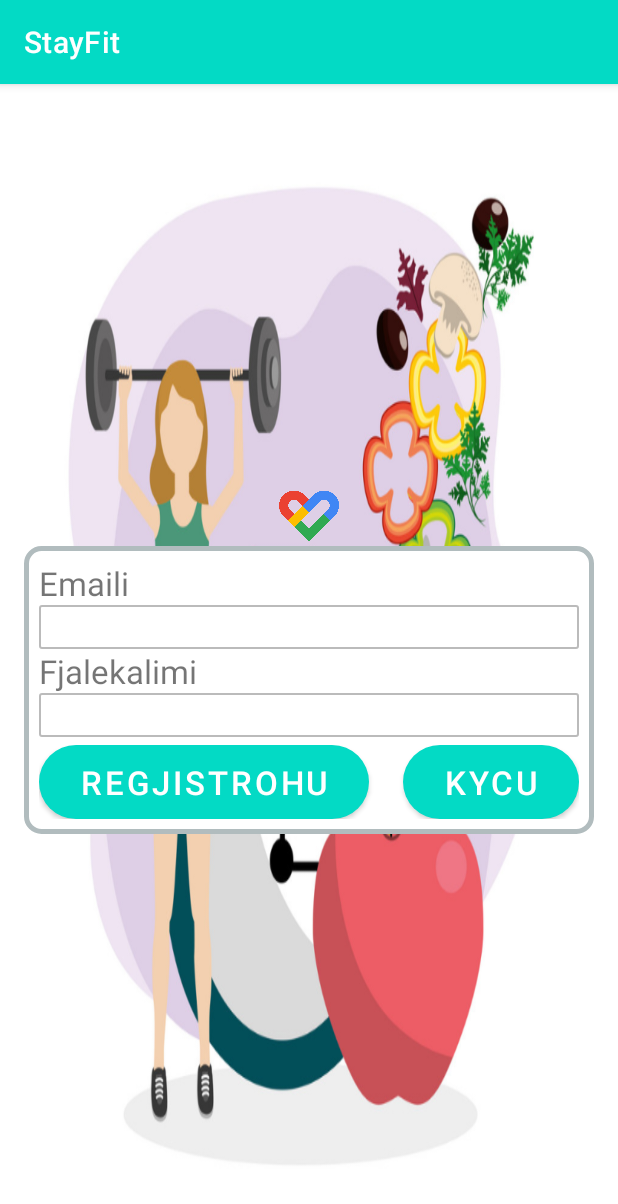
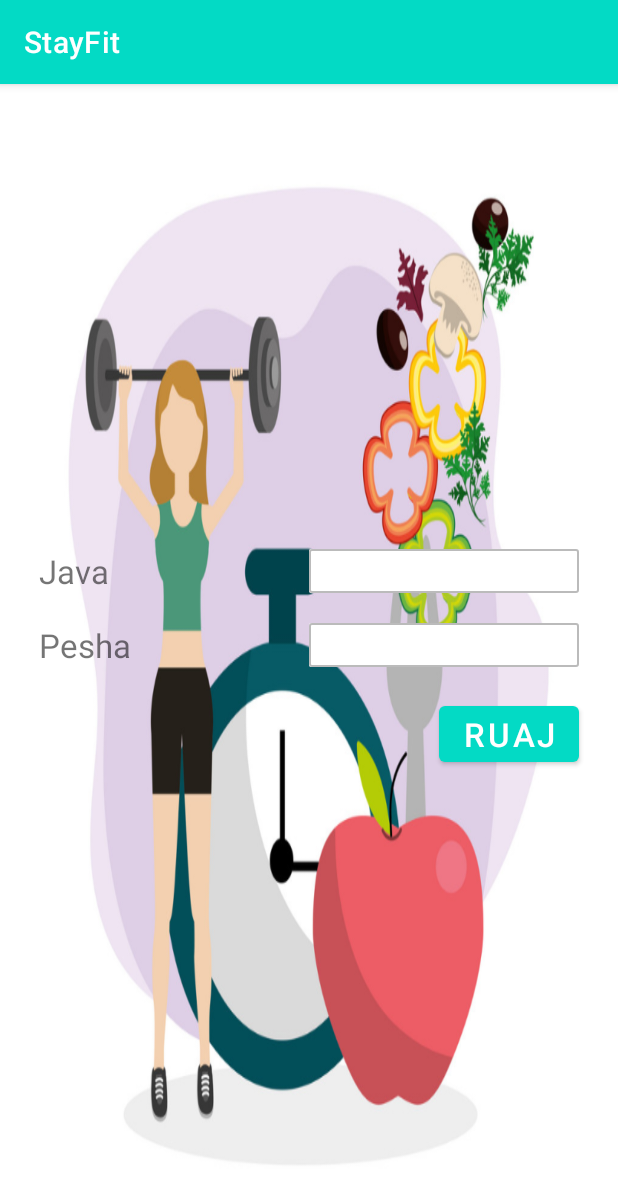
Before and after one commit to A-tafaj/stay-fit, an Android app: the screen it shows after launch (LoginActivity before the commit, UserActivity after it), on a phone screen of 412 x 824 dp. Shown: the top 1204 px of the screen. Run offline under Robolectric (Android 15) with nearby library versions, the phone set to English and light mode, and no system bars.

Commit message:
New activity with Button animations

```diff
--- a/app/build.gradle
+++ b/app/build.gradle
@@ -1,5 +1,6 @@
 plugins {
     id 'com.android.application'
+    id 'com.google.gms.google-services'
 }
 
 android {
@@ -36,6 +37,8 @@
     implementation 'androidx.navigation:navigation-fragment:2.3.5'
     implementation 'androidx.navigation:navigation-ui:2.3.5'
     implementation 'androidx.legacy:legacy-support-v4:1.0.0'
+    implementation platform('com.google.firebase:firebase-bom:28.2.0')
+    implementation 'com.google.firebase:firebase-database'
     //testImplementation 'junit:junit:4.+'
     androidTestImplementation 'androidx.test.ext:junit:1.1.2'
     androidTestImplementation 'androidx.test.espresso:espresso-core:3.3.0'
--- a/app/src/main/AndroidManifest.xml
+++ b/app/src/main/AndroidManifest.xml
@@ -1,10 +1,14 @@
 <?xml version="1.0" encoding="utf-8"?>
 <manifest xmlns:android="http://schemas.android.com/apk/res/android"
     package="fiek.unipr.stayfit">
-    <uses-feature android:name="android.hardware.camera"
+
+    <uses-feature
+        android:name="android.hardware.camera"
         android:required="true" />
+
     <uses-permission android:name="android.permission.READ_EXTERNAL_STORAGE" />
     <uses-permission android:name="android.permission.WRITE_EXTERNAL_STORAGE" />
+
     <queries>
         <intent>
             <action android:name="android.media.action.IMAGE_CAPTURE" />
@@ -18,22 +22,19 @@
         android:roundIcon="@mipmap/ic_launcher_round"
         android:supportsRtl="true"
         android:theme="@style/Theme.StayFit">
-        <activity android:name=".DisplayActivity">
+        <activity android:name=".UserActivity">
             <intent-filter>
                 <action android:name="android.intent.action.MAIN" />
 
                 <category android:name="android.intent.category.LAUNCHER" />
             </intent-filter>
         </activity>
-        <activity android:name=".MainActivity">
+        <activity android:name=".DisplayActivity">
 
         </activity>
-        <activity android:name=".LoginActivity" >
-
-        </activity>
-        <activity android:name=".RegisterActivity">
-
-        </activity>
+        <activity android:name=".MainActivity"></activity>
+        <activity android:name=".LoginActivity"></activity>
+        <activity android:name=".RegisterActivity"></activity>
     </application>
 
 </manifest>
--- /dev/null
+++ b/app/src/main/java/fiek/unipr/stayfit/UserActivity.java
@@ -0,0 +1,36 @@
+package fiek.unipr.stayfit;
+
+import androidx.appcompat.app.AppCompatActivity;
+
+import android.os.Bundle;
+import android.view.View;
+import android.view.animation.Animation;
+import android.view.animation.AnimationUtils;
+import android.widget.Button;
+
+public class UserActivity extends AppCompatActivity {
+    Button btnSubmit;
+    Animation scale;
+    @Override
+    protected void onCreate(Bundle savedInstanceState) {
+        super.onCreate(savedInstanceState);
+        setContentView(R.layout.activity_user);
+
+        btnSubmit = findViewById(R.id.btnSubmit);
+
+        btnSubmit.setAlpha(0f);
+
+        btnSubmit.animate().alpha(1f).setDuration(2000);
+
+        //
+        scale = AnimationUtils.loadAnimation(this, R.anim.scal_button_animation);
+        btnSubmit = (Button) findViewById(R.id.btnSubmit);
+
+        btnSubmit.setOnClickListener(new View.OnClickListener() {
+            @Override
+            public void onClick(View view) {
+                btnSubmit.startAnimation(scale);
+            }
+        });
+    }
+}
--- /dev/null
+++ b/app/src/main/res/anim/scal_button_animation.xml
@@ -0,0 +1,14 @@
+<?xml version="1.0" encoding="utf-8"?>
+<set xmlns:android="http://schemas.android.com/apk/res/android"
+    android:interpolator="@android:anim/linear_interpolator">
+    <scale
+        android:fromXScale="1.0"
+        android:toXScale="1.3"
+        android:fromYScale="1.0"
+        android:toYScale="1.3"
+        android:pivotX="50%"
+        android:pivotY="50%"
+        android:duration="500"
+        android:repeatCount="2"
+        android:repeatMode="reverse" />
+</set>
--- /dev/null
+++ b/app/src/main/res/layout/activity_user.xml
@@ -0,0 +1,75 @@
+<?xml version="1.0" encoding="utf-8"?>
+<LinearLayout xmlns:android="http://schemas.android.com/apk/res/android"
+    xmlns:app="http://schemas.android.com/apk/res-auto"
+    xmlns:tools="http://schemas.android.com/tools"
+    android:id="@+id/linear_login"
+    android:layout_width="match_parent"
+    android:layout_height="match_parent"
+    android:background="@drawable/ic_background"
+    android:gravity="center_vertical"
+    android:orientation="vertical"
+    android:padding="16dp"
+    tools:context=".LoginActivity">
+
+
+<LinearLayout
+    android:layout_width="match_parent"
+    android:layout_height="wrap_content"
+    android:orientation="horizontal"
+    android:layout_margin="10dp">
+    <TextView
+        android:id="@+id/tvWeek"
+        android:layout_width="0dip"
+        android:layout_weight="1"
+        android:layout_height="wrap_content"
+        android:text="@string/tv_week"
+        android:textSize="22sp" />
+
+    <EditText
+        android:id="@+id/etWeek"
+        android:layout_width="0dip"
+        android:layout_weight="1"
+        android:layout_height="wrap_content"
+        android:layout_below="@+id/tvWeek"
+        android:background="@drawable/bg_edittext_icon"
+        android:imeOptions="actionNext"
+        android:inputType="text"
+        android:textSize="22sp"></EditText>
+</LinearLayout>
+<LinearLayout
+    android:layout_width="match_parent"
+    android:layout_height="wrap_content"
+    android:orientation="horizontal"
+    android:layout_margin="10dp">
+
+    <TextView
+        android:id="@+id/tvWeight"
+        android:layout_width="0dip"
+        android:layout_weight="1"
+        android:layout_height="wrap_content"
+        android:layout_below="@+id/etEmail"
+        android:text="@string/tv_weight"
+        android:textSize="22sp" />
+
+    <EditText
+        android:id="@+id/etWeight"
+        android:layout_width="0dip"
+        android:layout_weight="1"
+        android:layout_height="wrap_content"
+        android:layout_below="@+id/tvWeight"
+        android:background="@drawable/bg_edittext_icon"
+        android:imeOptions="actionDone"
+        android:inputType="text"
+        android:textSize="22sp"></EditText>
+</LinearLayout>
+
+    <Button
+        android:id="@+id/btnSubmit"
+        android:layout_width="wrap_content"
+        android:layout_height="wrap_content"
+        android:layout_gravity="right"
+        android:text="@string/btn_submit"
+        android:textSize="22sp"
+        android:layout_margin="10dp"></Button>
+
+</LinearLayout>
--- a/app/src/main/res/values/strings.xml
+++ b/app/src/main/res/values/strings.xml
@@ -21,4 +21,7 @@
     <!-- TODO: Remove or change this placeholder text -->
     <string name="hello_blank_fragment">Hello blank fragment</string>
     <string name="btn_capture">Kamera</string>
+    <string name="tv_week">Java</string>
+    <string name="tv_weight">Pesha</string>
+    <string name="btn_submit">Ruaj</string>
 </resources>
--- a/build.gradle
+++ b/build.gradle
@@ -6,7 +6,7 @@
     }
     dependencies {
         classpath "com.android.tools.build:gradle:4.2.1"
-
+        classpath 'com.google.gms:google-services:4.3.8'
         // NOTE: Do not place your application dependencies here; they belong
         // in the individual module build.gradle files
     }
```
Also changed, not shown: 2 other files.
